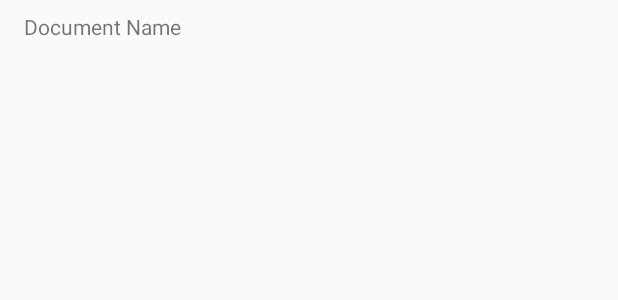
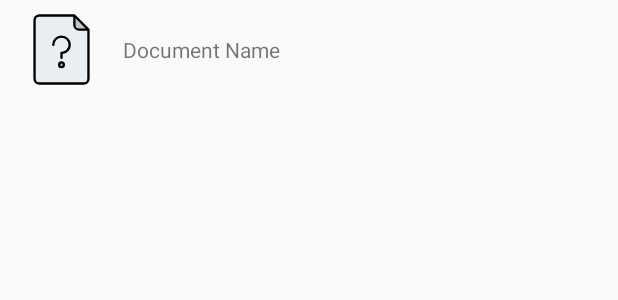
Before and after one commit to jstr14/WordCounter, an Android app: the layout document_item_layout.xml on its own in the app's theme, with its tools: preview values and no code run, on a phone screen of 412 x 824 dp. Shown: the top 300 px of the screen. Run offline under Robolectric (Android 15) with nearby library versions, the light colour scheme and no system bars.

Commit message:
Improve UI for document list, only allow text/plain file types, optimize imports

```diff
--- a/app/src/main/java/com/hector/wordcounter/data/source/WordCacheDataSource.kt
+++ b/app/src/main/java/com/hector/wordcounter/data/source/WordCacheDataSource.kt
@@ -2,7 +2,6 @@ package com.hector.wordcounter.data.source
 
 import android.net.Uri
 import com.hector.wordcounter.domain.model.FileInfo
-import com.hector.wordcounter.domain.model.Word
 import javax.inject.Inject
 
 class WordCacheDataSource @Inject constructor() {
--- a/app/src/main/java/com/hector/wordcounter/domain/Interactor.kt
+++ b/app/src/main/java/com/hector/wordcounter/domain/Interactor.kt
@@ -1,6 +1,9 @@
 package com.hector.wordcounter.domain
 
-import kotlinx.coroutines.*
+import kotlinx.coroutines.CoroutineScope
+import kotlinx.coroutines.Dispatchers
+import kotlinx.coroutines.launch
+import kotlinx.coroutines.withContext
 
 
 abstract class Interactor<out SuccessValue, in Parameters> {
--- a/app/src/main/java/com/hector/wordcounter/domain/repository/WordsRepository.kt
+++ b/app/src/main/java/com/hector/wordcounter/domain/repository/WordsRepository.kt
@@ -3,7 +3,6 @@ package com.hector.wordcounter.domain.repository
 import android.net.Uri
 import com.hector.wordcounter.domain.Result
 import com.hector.wordcounter.domain.model.FileInfo
-import com.hector.wordcounter.domain.model.Word
 import com.hector.wordcounter.domain.model.WordSortType
 
 interface WordsRepository {
--- a/app/src/main/java/com/hector/wordcounter/domain/usecase/GetFilesFromUriUseCase.kt
+++ b/app/src/main/java/com/hector/wordcounter/domain/usecase/GetFilesFromUriUseCase.kt
@@ -2,9 +2,9 @@ package com.hector.wordcounter.domain.usecase
 
 import android.net.Uri
 import com.hector.wordcounter.domain.Interactor
+import com.hector.wordcounter.domain.Result
 import com.hector.wordcounter.domain.model.Document
 import com.hector.wordcounter.domain.repository.DocumentRepository
-import com.hector.wordcounter.domain.Result
 import javax.inject.Inject
 
 class GetFilesFromUriUseCase @Inject constructor(private val repository: DocumentRepository) :
--- a/app/src/main/java/com/hector/wordcounter/domain/usecase/GetWordOccurrencesUseCase.kt
+++ b/app/src/main/java/com/hector/wordcounter/domain/usecase/GetWordOccurrencesUseCase.kt
@@ -4,8 +4,6 @@ import android.net.Uri
 import com.hector.wordcounter.domain.Interactor
 import com.hector.wordcounter.domain.Result
 import com.hector.wordcounter.domain.model.FileInfo
-import com.hector.wordcounter.domain.model.Word
-import com.hector.wordcounter.domain.model.WordSortType
 import com.hector.wordcounter.domain.repository.WordsRepository
 import javax.inject.Inject
 
--- a/app/src/main/java/com/hector/wordcounter/domain/usecase/GetWordsBySortTypeUseCase.kt
+++ b/app/src/main/java/com/hector/wordcounter/domain/usecase/GetWordsBySortTypeUseCase.kt
@@ -3,7 +3,6 @@ package com.hector.wordcounter.domain.usecase
 import com.hector.wordcounter.domain.Interactor
 import com.hector.wordcounter.domain.Result
 import com.hector.wordcounter.domain.model.FileInfo
-import com.hector.wordcounter.domain.model.Word
 import com.hector.wordcounter.domain.model.WordSortType
 import com.hector.wordcounter.domain.repository.WordsRepository
 import javax.inject.Inject
--- a/app/src/main/java/com/hector/wordcounter/presentation/documentDetail/DocumentDetailActivity.kt
+++ b/app/src/main/java/com/hector/wordcounter/presentation/documentDetail/DocumentDetailActivity.kt
@@ -11,7 +11,6 @@ import android.widget.AdapterView
 import android.widget.ArrayAdapter
 import android.widget.SearchView
 import android.widget.Spinner
-import androidx.core.content.ContextCompat.startActivity
 import androidx.core.net.toUri
 import androidx.lifecycle.Observer
 import androidx.lifecycle.ViewModelProvider
@@ -19,9 +18,7 @@ import androidx.recyclerview.widget.DividerItemDecoration
 import androidx.recyclerview.widget.LinearLayoutManager
 import com.hector.wordcounter.R
 import com.hector.wordcounter.domain.model.FileInfo
-import com.hector.wordcounter.domain.model.Word
 import com.hector.wordcounter.presentation.documentDetail.adapter.WordsAdapter
-import com.hector.wordcounter.presentation.documentList.DocumentListFragment
 import dagger.android.support.DaggerAppCompatActivity
 import kotlinx.android.synthetic.main.activity_document_detail.*
 import javax.inject.Inject
--- a/app/src/main/java/com/hector/wordcounter/presentation/documentList/adapter/OnDocumentsAdapterListener.kt
+++ b/app/src/main/java/com/hector/wordcounter/presentation/documentList/adapter/OnDocumentsAdapterListener.kt
@@ -3,5 +3,7 @@ package com.hector.wordcounter.presentation.documentList.adapter
 
 interface OnDocumentsAdapterListener {
 
-    fun onClickDocument(documentUri: String, fileName: String?)
+    fun onClickTextDocument(documentUri: String, fileName: String?)
+
+    fun onClickInvalidDocument()
 }
--- /dev/null
+++ b/app/src/main/res/drawable/ic_unknown_type.xml
@@ -0,0 +1,24 @@
+<vector xmlns:android="http://schemas.android.com/apk/res/android"
+    android:width="512dp"
+    android:height="512dp"
+    android:viewportWidth="512"
+    android:viewportHeight="512">
+  <path
+      android:pathData="m408,488h-304a32,32 0,0 1,-32 -32v-400a32,32 0,0 1,32 -32h240l96,96v336a32,32 0,0 1,-32 32z"
+      android:fillColor="#e9eef2"/>
+  <path
+      android:pathData="M256,360m-16,0a16,16 0,1 1,32 0a16,16 0,1 1,-32 0"
+      android:fillColor="#c3c6c7"/>
+  <path
+      android:pathData="m440,120h-64a32,32 0,0 1,-32 -32v-64z"
+      android:fillColor="#c3c6c7"/>
+  <path
+      android:fillColor="#FF000000"
+      android:pathData="m256,336a24,24 0,1 0,24 24,24.027 24.027,0 0,0 -24,-24zM256,368a8,8 0,1 1,8 -8,8.009 8.009,0 0,1 -8,8z"/>
+  <path
+      android:fillColor="#FF000000"
+      android:pathData="m448,120a8,8 0,0 0,-2.343 -5.657l-96,-96a8,8 0,0 0,-5.657 -2.343h-240a40.045,40.045 0,0 0,-40 40v400a40.045,40.045 0,0 0,40 40h304a40.045,40.045 0,0 0,40 -40zM352,43.313 L420.687,112h-44.687a24.027,24.027 0,0 1,-24 -24zM432,456a24.028,24.028 0,0 1,-24 24h-304a24.028,24.028 0,0 1,-24 -24v-400a24.028,24.028 0,0 1,24 -24h232v56a40.045,40.045 0,0 0,40 40h56z"/>
+  <path
+      android:fillColor="#FF000000"
+      android:pathData="m256,160a64.072,64.072 0,0 0,-64 64,8 8,0 0,0 16,0 48,48 0,1 1,48 48,8 8,0 0,0 -8,8v32a8,8 0,0 0,16 0v-24.5a64,64 0,0 0,-8 -127.5z"/>
+</vector>
--- a/app/src/main/res/layout/document_item_layout.xml
+++ b/app/src/main/res/layout/document_item_layout.xml
@@ -19,9 +19,22 @@
         android:layout_marginBottom="8dp"
         app:layout_constraintBottom_toBottomOf="parent"
         app:layout_constraintEnd_toEndOf="parent"
-        app:layout_constraintHorizontal_bias="0.0"
-        app:layout_constraintStart_toStartOf="parent"
+        app:layout_constraintHorizontal_bias="0.5"
+        app:layout_constraintStart_toEndOf="@+id/documentTypeIcon"
         app:layout_constraintTop_toTopOf="parent"
         tools:text="Document Name" />
 
+    <ImageView
+        android:id="@+id/documentTypeIcon"
+        android:layout_width="@dimen/documentTypeSize"
+        android:layout_height="@dimen/documentTypeSize"
+        android:layout_marginStart="16dp"
+        android:layout_marginTop="8dp"
+        android:layout_marginBottom="8dp"
+        app:layout_constraintBottom_toBottomOf="parent"
+        app:layout_constraintEnd_toStartOf="@+id/documentName"
+        app:layout_constraintStart_toStartOf="parent"
+        app:layout_constraintTop_toTopOf="parent"
+        app:srcCompat="@drawable/ic_unknown_type" />
+
 </androidx.constraintlayout.widget.ConstraintLayout>
--- a/app/src/main/res/values/dimens.xml
+++ b/app/src/main/res/values/dimens.xml
@@ -3,4 +3,5 @@
     <dimen name="fab_margin">16dp</dimen>
     <dimen name="mainMessageTextSize">24sp</dimen>
     <dimen name="mainMessageMargin">32dp</dimen>
+    <dimen name="documentTypeSize">50dp</dimen>
 </resources>
--- a/app/src/main/res/values/strings.xml
+++ b/app/src/main/res/values/strings.xml
@@ -6,6 +6,7 @@
     <string name="error_document_detail_process">Error at process file</string>
     <string name="error_query_empty">There are no words matching the query</string>
     <string name="totalNumberOfWords">Number of words on this file: %1$d</string>
+    <string name="error_invalid_file">The selected file is invalid, please select another</string>
     <string-array name="filter_options">
         <item value="1">Position</item>
         <item value="2">Occurrences</item>
```
Also changed, not shown: app/src/main/java/com/hector/wordcounter/presentation/documentList/DocumentListFragment.kt (+13 -2 lines), app/src/main/java/com/hector/wordcounter/presentation/documentList/adapter/DocumentViewHolder.kt (+20 -1 lines), app/src/main/res/drawable/ic_text_type.xml (added, +42 -0 lines), app/src/main/res/layout/activity_main.xml (+1 -16 lines), 1 other file.
